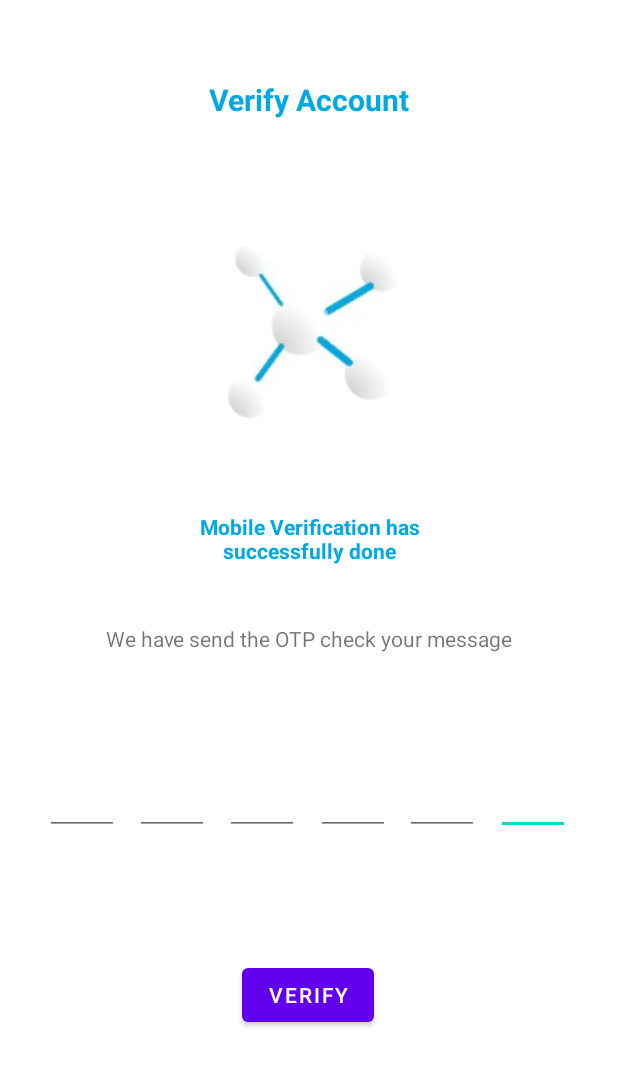
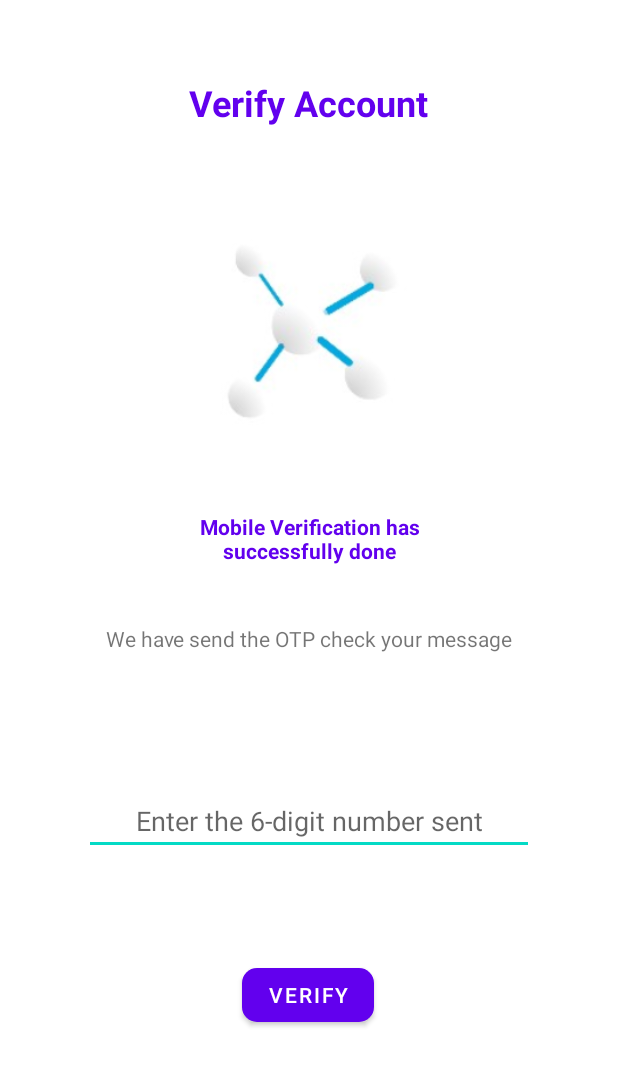
Before and after one commit to ClaudyaSalim/FinalMCS_Lab, an Android app: the layout activity_otp.xml on its own in the app's theme, with its tools: preview values and no code run, on a phone screen of 412 x 824 dp. Shown: the top 1066 px of the screen. Run offline under Robolectric (Android 15) with nearby library versions, the phone set to English and light mode, and no system bars.

Commit message:
OTP akhirnyaa

```diff
--- a/app/src/main/AndroidManifest.xml
+++ b/app/src/main/AndroidManifest.xml
@@ -4,7 +4,6 @@
 
     <uses-permission android:name="android.permission.INTERNET" />
     <uses-permission android:name="android.permission.SEND_SMS"/>
-    <uses-permission android:name="android.permission.RECEIVE_SMS" />
     <uses-permission android:name="android.permission.READ_SMS" />
 
     <application
@@ -17,7 +16,7 @@
         android:theme="@style/Theme.Bluejack_Pharmacy_Final_MCS"
         tools:targetApi="31">
         <activity
-            android:name=".otp"
+            android:name=".OtpActivity"
             android:exported="false" />
         <activity
             android:name=".UpdateTransactionActivity"
--- a/app/src/main/java/com/example/bluejack_pharmacy_final_mcs/database/UserHelper.java
+++ b/app/src/main/java/com/example/bluejack_pharmacy_final_mcs/database/UserHelper.java
@@ -87,4 +87,8 @@ public class UserHelper {
         db.insert("Users", null, values);
         close();
     }
+
+    public void updateUserVerified(User user){
+
+    }
 }
--- a/app/src/main/res/layout/activity_otp.xml
+++ b/app/src/main/res/layout/activity_otp.xml
@@ -4,34 +4,20 @@
     xmlns:tools="http://schemas.android.com/tools"
     android:layout_width="match_parent"
     android:layout_height="match_parent"
-    tools:context=".otp">
+    tools:context=".OtpActivity">
 
     <TextView
+        style="@style/heading"
         android:id="@+id/Judul"
         android:layout_width="wrap_content"
         android:layout_height="wrap_content"
         android:fontFamily="sans-serif"
         android:text="Verify Account"
-        android:textColor="#00a9e2"
-        android:textSize="20sp"
-        android:textStyle="bold"
         app:layout_constraintBottom_toBottomOf="parent"
         app:layout_constraintEnd_toEndOf="parent"
         app:layout_constraintStart_toStartOf="parent"
         app:layout_constraintTop_toTopOf="parent"
         app:layout_constraintVertical_bias="0.066" />
-
-    <Button
-        android:id="@+id/buttonVerify"
-        android:layout_width="wrap_content"
-        android:layout_height="wrap_content"
-        android:text="Verify"
-        app:layout_constraintBottom_toBottomOf="parent"
-        app:layout_constraintEnd_toEndOf="parent"
-        app:layout_constraintHorizontal_bias="0.498"
-        app:layout_constraintStart_toStartOf="parent"
-        app:layout_constraintTop_toTopOf="parent"
-        app:layout_constraintVertical_bias="0.824" />
 
     <ImageView
         android:id="@+id/imageView4"
@@ -51,7 +37,7 @@
         android:layout_height="46dp"
         android:text="Mobile Verification has successfully done"
         android:textAlignment="center"
-        android:textColor="#00a9e2"
+        android:textColor="@color/purple_500"
         android:textStyle="bold"
         app:layout_constraintBottom_toBottomOf="parent"
         app:layout_constraintEnd_toEndOf="parent"
@@ -72,82 +58,107 @@
         app:layout_constraintTop_toTopOf="parent"
         app:layout_constraintVertical_bias="0.53" />
 
+<!--    <EditText-->
+<!--        android:id="@+id/editTextNumber7"-->
+<!--        android:layout_width="49dp"-->
+<!--        android:layout_height="51dp"-->
+<!--        android:ems="10"-->
+<!--        android:inputType="number"-->
+<!--        app:layout_constraintBottom_toBottomOf="parent"-->
+<!--        app:layout_constraintEnd_toEndOf="parent"-->
+<!--        app:layout_constraintHorizontal_bias="0.911"-->
+<!--        app:layout_constraintStart_toStartOf="parent"-->
+<!--        app:layout_constraintTop_toTopOf="parent"-->
+<!--        app:layout_constraintVertical_bias="0.654" />-->
+
+<!--    <EditText-->
+<!--        android:id="@+id/editTextNumber2"-->
+<!--        android:layout_width="49dp"-->
+<!--        android:layout_height="51dp"-->
+<!--        android:ems="10"-->
+<!--        android:inputType="number"-->
+<!--        app:layout_constraintBottom_toBottomOf="parent"-->
+<!--        app:layout_constraintEnd_toEndOf="parent"-->
+<!--        app:layout_constraintHorizontal_bias="0.082"-->
+<!--        app:layout_constraintStart_toStartOf="parent"-->
+<!--        app:layout_constraintTop_toTopOf="parent"-->
+<!--        app:layout_constraintVertical_bias="0.654" />-->
+
+<!--    <EditText-->
+<!--        android:id="@+id/editTextNumber3"-->
+<!--        android:layout_width="49dp"-->
+<!--        android:layout_height="51dp"-->
+<!--        android:ems="10"-->
+<!--        android:inputType="number"-->
+<!--        app:layout_constraintBottom_toBottomOf="parent"-->
+<!--        app:layout_constraintEnd_toEndOf="parent"-->
+<!--        app:layout_constraintHorizontal_bias="0.248"-->
+<!--        app:layout_constraintStart_toStartOf="parent"-->
+<!--        app:layout_constraintTop_toTopOf="parent"-->
+<!--        app:layout_constraintVertical_bias="0.654" />-->
+
+<!--    <EditText-->
+<!--        android:id="@+id/editTextNumber4"-->
+<!--        android:layout_width="49dp"-->
+<!--        android:layout_height="51dp"-->
+<!--        android:ems="10"-->
+<!--        android:inputType="number"-->
+<!--        app:layout_constraintBottom_toBottomOf="parent"-->
+<!--        app:layout_constraintEnd_toEndOf="parent"-->
+<!--        app:layout_constraintHorizontal_bias="0.414"-->
+<!--        app:layout_constraintStart_toStartOf="parent"-->
+<!--        app:layout_constraintTop_toTopOf="parent"-->
+<!--        app:layout_constraintVertical_bias="0.654" />-->
+
+<!--    <EditText-->
+<!--        android:id="@+id/editTextNumber5"-->
+<!--        android:layout_width="49dp"-->
+<!--        android:layout_height="51dp"-->
+<!--        android:ems="10"-->
+<!--        android:inputType="number"-->
+<!--        app:layout_constraintBottom_toBottomOf="parent"-->
+<!--        app:layout_constraintEnd_toEndOf="parent"-->
+<!--        app:layout_constraintHorizontal_bias="0.58"-->
+<!--        app:layout_constraintStart_toStartOf="parent"-->
+<!--        app:layout_constraintTop_toTopOf="parent"-->
+<!--        app:layout_constraintVertical_bias="0.654" />-->
+
+<!--    <EditText-->
+<!--        android:id="@+id/editTextNumber6"-->
+<!--        android:layout_width="49dp"-->
+<!--        android:layout_height="51dp"-->
+<!--        android:ems="10"-->
+<!--        android:inputType="number"-->
+<!--        app:layout_constraintBottom_toBottomOf="parent"-->
+<!--        app:layout_constraintEnd_toEndOf="parent"-->
+<!--        app:layout_constraintHorizontal_bias="0.745"-->
+<!--        app:layout_constraintStart_toStartOf="parent"-->
+<!--        app:layout_constraintTop_toTopOf="parent"-->
+<!--        app:layout_constraintVertical_bias="0.654" />-->
+
     <EditText
-        android:id="@+id/editTextNumber7"
-        android:layout_width="49dp"
-        android:layout_height="51dp"
-        android:ems="10"
+        android:id="@+id/otp_edit"
+        android:layout_width="300dp"
+        android:layout_height="wrap_content"
+        android:gravity="center"
+        android:hint="Enter the 6-digit number sent"
         android:inputType="number"
+        app:layout_constraintTop_toBottomOf="@id/katakata"
+        app:layout_constraintBottom_toTopOf="@id/buttonVerify"
+        app:layout_constraintStart_toStartOf="parent"
+        app:layout_constraintEnd_toEndOf="parent"/>
+
+    <Button
+        style="@style/buttons"
+        android:id="@+id/buttonVerify"
+        android:layout_width="wrap_content"
+        android:layout_height="wrap_content"
+        android:text="Verify"
         app:layout_constraintBottom_toBottomOf="parent"
         app:layout_constraintEnd_toEndOf="parent"
-        app:layout_constraintHorizontal_bias="0.911"
+        app:layout_constraintHorizontal_bias="0.498"
         app:layout_constraintStart_toStartOf="parent"
         app:layout_constraintTop_toTopOf="parent"
-        app:layout_constraintVertical_bias="0.654" />
-
-    <EditText
-        android:id="@+id/editTextNumber2"
-        android:layout_width="49dp"
-        android:layout_height="51dp"
-        android:ems="10"
-        android:inputType="number"
-        app:layout_constraintBottom_toBottomOf="parent"
-        app:layout_constraintEnd_toEndOf="parent"
-        app:layout_constraintHorizontal_bias="0.082"
-        app:layout_constraintStart_toStartOf="parent"
-        app:layout_constraintTop_toTopOf="parent"
-        app:layout_constraintVertical_bias="0.654" />
-
-    <EditText
-        android:id="@+id/editTextNumber3"
-        android:layout_width="49dp"
-        android:layout_height="51dp"
-        android:ems="10"
-        android:inputType="number"
-        app:layout_constraintBottom_toBottomOf="parent"
-        app:layout_constraintEnd_toEndOf="parent"
-        app:layout_constraintHorizontal_bias="0.248"
-        app:layout_constraintStart_toStartOf="parent"
-        app:layout_constraintTop_toTopOf="parent"
-        app:layout_constraintVertical_bias="0.654" />
-
-    <EditText
-        android:id="@+id/editTextNumber4"
-        android:layout_width="49dp"
-        android:layout_height="51dp"
-        android:ems="10"
-        android:inputType="number"
-        app:layout_constraintBottom_toBottomOf="parent"
-        app:layout_constraintEnd_toEndOf="parent"
-        app:layout_constraintHorizontal_bias="0.414"
-        app:layout_constraintStart_toStartOf="parent"
-        app:layout_constraintTop_toTopOf="parent"
-        app:layout_constraintVertical_bias="0.654" />
-
-    <EditText
-        android:id="@+id/editTextNumber5"
-        android:layout_width="49dp"
-        android:layout_height="51dp"
-        android:ems="10"
-        android:inputType="number"
-        app:layout_constraintBottom_toBottomOf="parent"
-        app:layout_constraintEnd_toEndOf="parent"
-        app:layout_constraintHorizontal_bias="0.58"
-        app:layout_constraintStart_toStartOf="parent"
-        app:layout_constraintTop_toTopOf="parent"
-        app:layout_constraintVertical_bias="0.654" />
-
-    <EditText
-        android:id="@+id/editTextNumber6"
-        android:layout_width="49dp"
-        android:layout_height="51dp"
-        android:ems="10"
-        android:inputType="number"
-        app:layout_constraintBottom_toBottomOf="parent"
-        app:layout_constraintEnd_toEndOf="parent"
-        app:layout_constraintHorizontal_bias="0.745"
-        app:layout_constraintStart_toStartOf="parent"
-        app:layout_constraintTop_toTopOf="parent"
-        app:layout_constraintVertical_bias="0.654" />
+        app:layout_constraintVertical_bias="0.824" />
 
 </androidx.constraintlayout.widget.ConstraintLayout>
```
Also changed, not shown: app/src/main/java/com/example/bluejack_pharmacy_final_mcs/MainActivity.java (+10 -12 lines), app/src/main/java/com/example/bluejack_pharmacy_final_mcs/OtpActivity.java (added, +93 -0 lines), app/src/main/java/com/example/bluejack_pharmacy_final_mcs/RegisterActivity.java (+8 -11 lines), app/src/main/java/com/example/bluejack_pharmacy_final_mcs/otp.java (deleted, +0 -70 lines).
